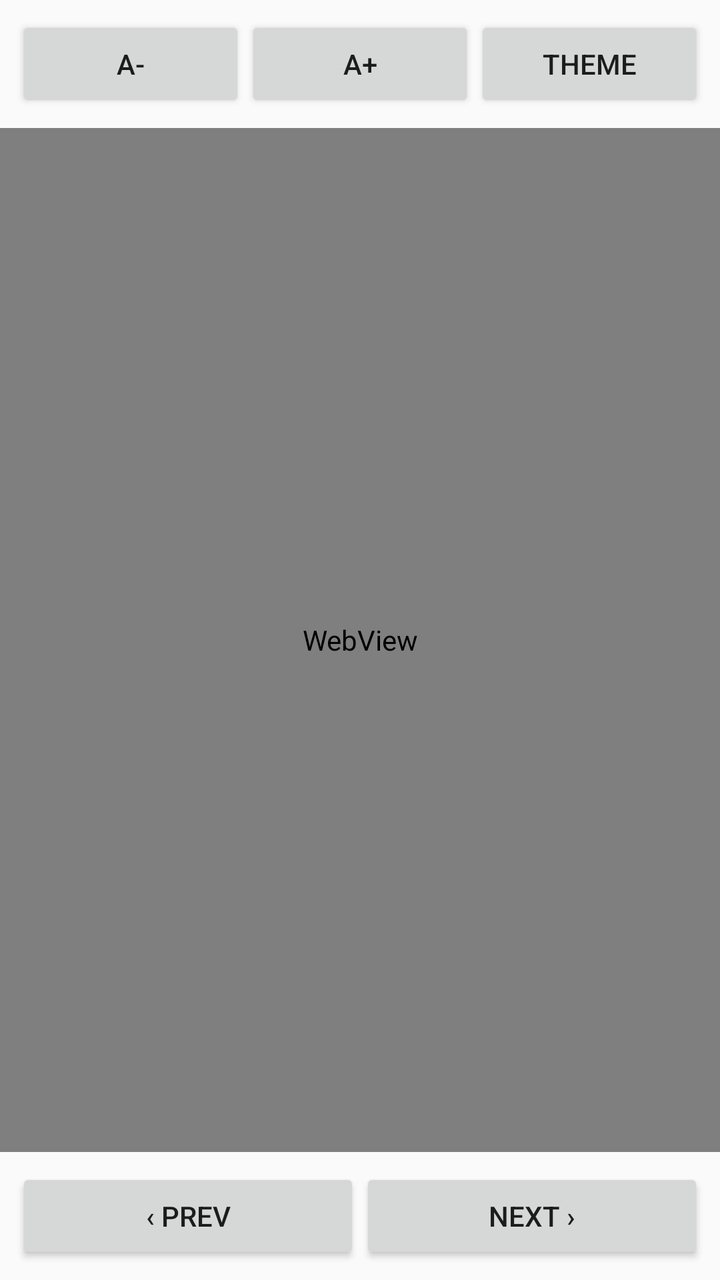
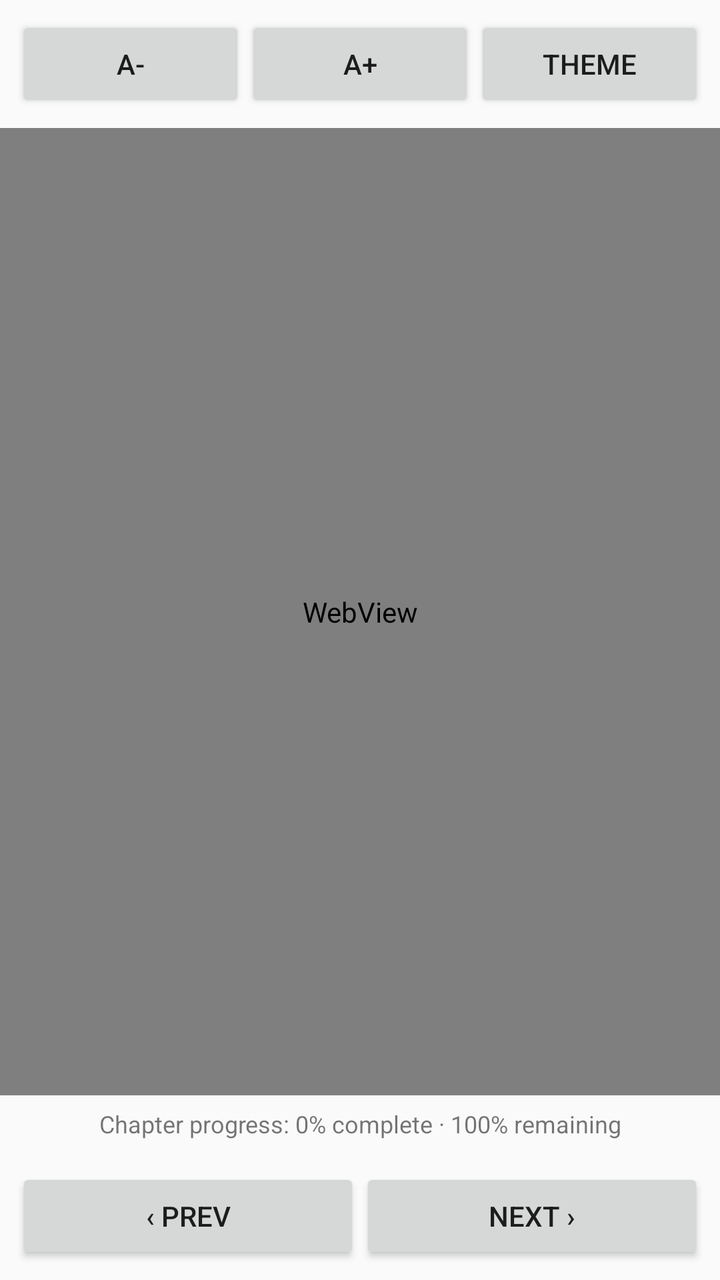

Two renders of the same Android screen: before a commit and after it. Below are the layout's source before the change and the commit's diff.
<!-- AndroidManifest.xml: application theme Theme.BookReader -->
<!-- res/layout/activity_reader.xml -->
<?xml version="1.0" encoding="utf-8"?>
<LinearLayout
    xmlns:android="http://schemas.android.com/apk/res/android"
    android:layout_width="match_parent"
    android:layout_height="match_parent"
    android:orientation="vertical">

    <LinearLayout
        android:layout_width="match_parent"
        android:layout_height="wrap_content"
        android:orientation="horizontal"
        android:padding="8dp"
        android:gravity="center">

        <Button
            android:id="@+id/btn_font_smaller"
            android:layout_width="0dp"
            android:layout_height="wrap_content"
            android:layout_weight="1"
            android:text="@string/font_smaller" />

        <Button
            android:id="@+id/btn_font_larger"
            android:layout_width="0dp"
            android:layout_height="wrap_content"
            android:layout_weight="1"
            android:text="@string/font_larger" />

        <Button
            android:id="@+id/btn_theme_toggle"
            android:layout_width="0dp"
            android:layout_height="wrap_content"
            android:layout_weight="1"
            android:text="@string/theme_toggle" />

    </LinearLayout>

    <WebView
        android:id="@+id/reader_webview"
        android:layout_width="match_parent"
        android:layout_height="0dp"
        android:layout_weight="1" />

    <LinearLayout
        android:layout_width="match_parent"
        android:layout_height="wrap_content"
        android:orientation="horizontal"
        android:padding="8dp"
        android:gravity="center">

        <Button
            android:id="@+id/btn_prev_chapter"
            android:layout_width="0dp"
            android:layout_height="wrap_content"
            android:layout_weight="1"
            android:text="@string/prev_chapter" />

        <Button
            android:id="@+id/btn_next_chapter"
            android:layout_width="0dp"
            android:layout_height="wrap_content"
            android:layout_weight="1"
            android:text="@string/next_chapter" />

    </LinearLayout>

</LinearLayout>
<!-- resources referenced by this layout -->
<resources>
  <string name="font_larger">A+</string>
  <string name="font_smaller">A-</string>
  <string name="next_chapter">Next ›</string>
  <string name="prev_chapter">‹ Prev</string>
  <string name="theme_toggle">Theme</string>
  <style name="Theme.BookReader" parent="Theme.AppCompat.DayNight">
      </style>
</resources>

<!-- the commit's change to res/layout/activity_reader.xml (unified diff, before → after) -->
@@ -41,6 +41,15 @@
         android:layout_height="0dp"
         android:layout_weight="1" />
 
+    <TextView
+        android:id="@+id/chapter_progress"
+        android:layout_width="match_parent"
+        android:layout_height="wrap_content"
+        android:gravity="center"
+        android:padding="6dp"
+        android:text="Chapter progress: 0% complete · 100% remaining"
+        android:textSize="12sp" />
+
     <LinearLayout
         android:layout_width="match_parent"
         android:layout_height="wrap_content"
